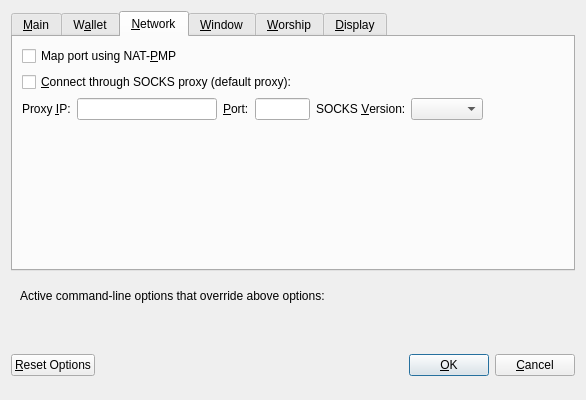
Old version of the form src/qt/forms/optionsdialog.ui in the repository dobbscoin/Offerings-to-Cthulhu.
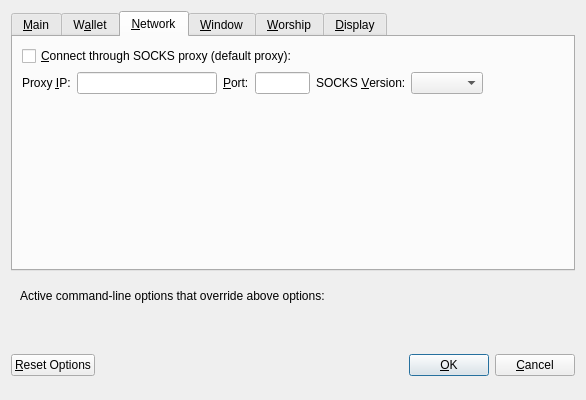
New version of the form. The open tabs and pages were chosen to show the change. Custom widgets are drawn as their Qt base class.

Commit message: net: remove automatic port mapping from main

```diff
--- a/src/qt/forms/optionsdialog.ui
+++ b/src/qt/forms/optionsdialog.ui
@@ -232,16 +232,6 @@
        <string>&amp;Network</string>
       </attribute>
       <layout class="QVBoxLayout" name="verticalLayout_Network">
-       <item>
-        <widget class="QCheckBox" name="mapPortNatpmp">
-         <property name="toolTip">
-          <string>Automatically open the Offerings client port on the router. This only works when your router supports NAT-PMP and it is enabled.</string>
-         </property>
-         <property name="text">
-          <string>Map port using NAT-&amp;PMP</string>
-         </property>
-        </widget>
-       </item>
        <item>
         <widget class="QCheckBox" name="connectSocks">
          <property name="toolTip">
```
The commit also changes 24 other files.
